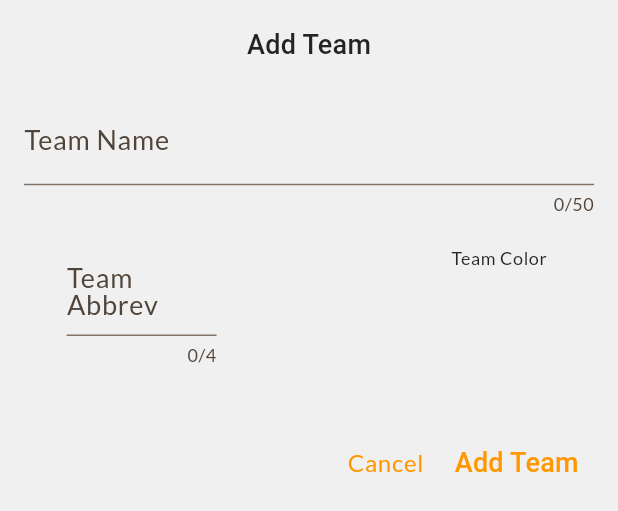
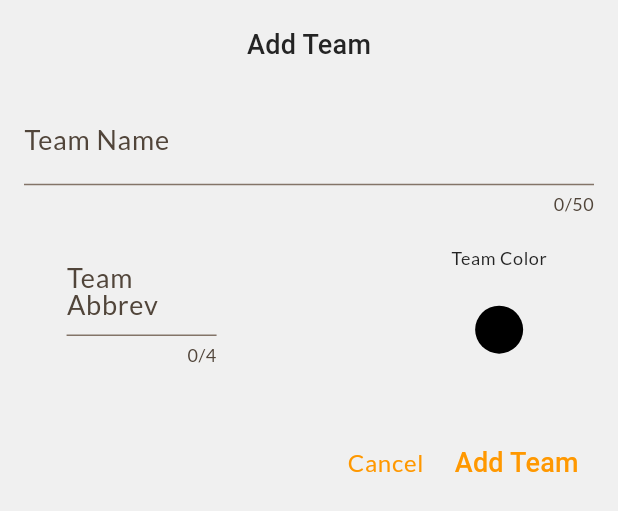
Before and after one commit to eric9ten/pk_stats, a Flutter app: the NewTeam widget shown alone on an empty page, opened directly with empty values, on a phone screen of 412 x 824 dp. Shown: the top 511 px of the screen. Run offline on Flutter 3.47's test engine with Material 3 defaults, Android fonts, the phone set to English and light mode, and no system bars; our stand-ins replace flutter_colorpicker, google_fonts; Roboto replaces fonts that are missing (Dosis).

Commit message:
bug: fix error

```diff
--- a/lib/widgets/new_team.dart
+++ b/lib/widgets/new_team.dart
@@ -59,7 +59,7 @@ class _NewTeamState extends State<NewTeam> {
 
   void _presentColorPicker() {
     final availColors = [ Colors.black, Colors.grey, Colors.white, Colors.red, Colors.orange, Colors.yellow,
-      Colors.green, Colors.blue, Colors.indigo, Colors.purple, Colors.brown ];
+      Colors.green, Colors.blue, Colors.blueGrey, Colors.indigo, Colors.purple, Colors.brown ];
 
     showDialog(
         context: context,
@@ -122,7 +122,9 @@ class _NewTeamState extends State<NewTeam> {
 
   @override
   void initState(){
-    _teamColor = widget.team.color.toColor();
+    _teamColor = widget.team.color != ''
+      ? widget.team.color.toColor()
+       : Colors.black;
     _nameController = TextEditingController(text: widget.team.name);
     _abbrevController = TextEditingController(text: widget.team.abbrev);
     super.initState();
```
Also changed, not shown: lib/views/game_setup.dart (+16 -16 lines).
